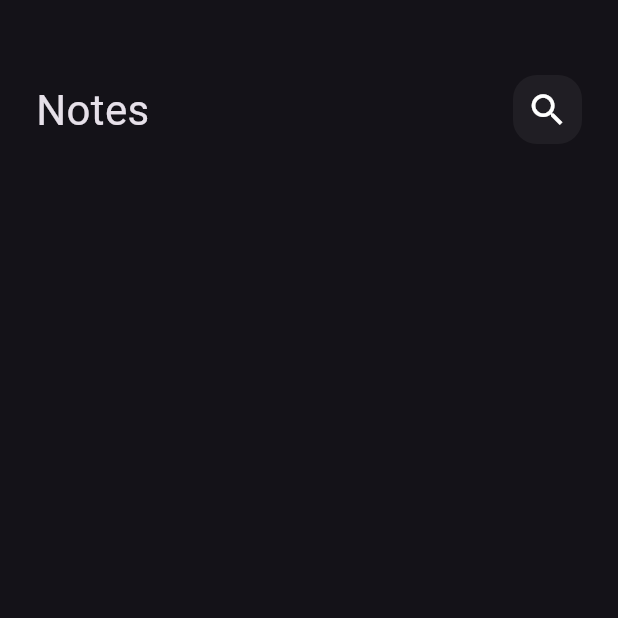
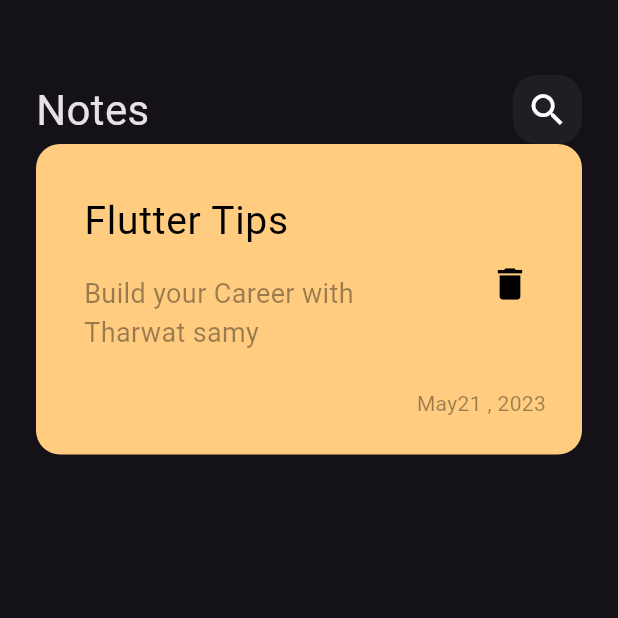
Before and after one commit to Sherif2aly/notes, a Flutter app: the screen it shows after launch, on a phone screen of 412 x 824 dp, the top half of it. Run offline on Flutter 3.47's test engine with Material 3 defaults, Android fonts, the phone set to English and light mode, and no system bars.

Commit message:
create custom note item

```diff
--- /dev/null
+++ b/lib/views/widgets/note_item.dart
@@ -0,0 +1,57 @@
+import 'package:flutter/material.dart';
+
+class NoteItem extends StatelessWidget {
+  const NoteItem({super.key});
+
+  @override
+  Widget build(BuildContext context) {
+    return Container(
+      padding: const EdgeInsets.only(top: 24, bottom: 24, left: 16),
+      decoration: BoxDecoration(
+        color: const Color(0xffFFCC80),
+        borderRadius: BorderRadius.circular(16),
+      ),
+      child: Column(
+        crossAxisAlignment: CrossAxisAlignment.end,
+        children: [
+          ListTile(
+            title: const Text(
+              'Flutter Tips',
+              style: TextStyle(
+                fontSize: 26,
+                color: Colors.black,
+              ),
+            ),
+            subtitle: Padding(
+              padding: const EdgeInsets.only(top: 16, bottom: 16),
+              child: Text(
+                'Build your Career with Tharwat samy',
+                style: TextStyle(
+                  color: Colors.black.withOpacity(0.4),
+                  fontSize: 18,
+                ),
+              ),
+            ),
+            trailing: IconButton(
+                onPressed: () {},
+                icon: const Icon(
+                  Icons.delete,
+                  color: Colors.black,
+                  size: 28,
+                )),
+          ),
+          Padding(
+            padding: const EdgeInsets.only(right: 24),
+            child: Text(
+              'May21 , 2023',
+              style: TextStyle(
+                color: Colors.black.withOpacity(0.4),
+                fontSize: 14,
+              ),
+            ),
+          ),
+        ],
+      ),
+    );
+  }
+}
--- a/lib/views/widgets/notes_view_body.dart
+++ b/lib/views/widgets/notes_view_body.dart
@@ -1,5 +1,6 @@
 import 'package:flutter/material.dart';
 import 'package:notesapp/views/widgets/custom_app_bar.dart';
+import 'package:notesapp/views/widgets/note_item.dart';
 
 class NotesViewBody extends StatelessWidget {
   const NotesViewBody({super.key});
@@ -13,7 +14,8 @@ class NotesViewBody extends StatelessWidget {
           SizedBox(
             height: 50,
           ),
-          CustomAppBar()
+          CustomAppBar(),
+          NoteItem(),
         ],
       ),
     );
```
